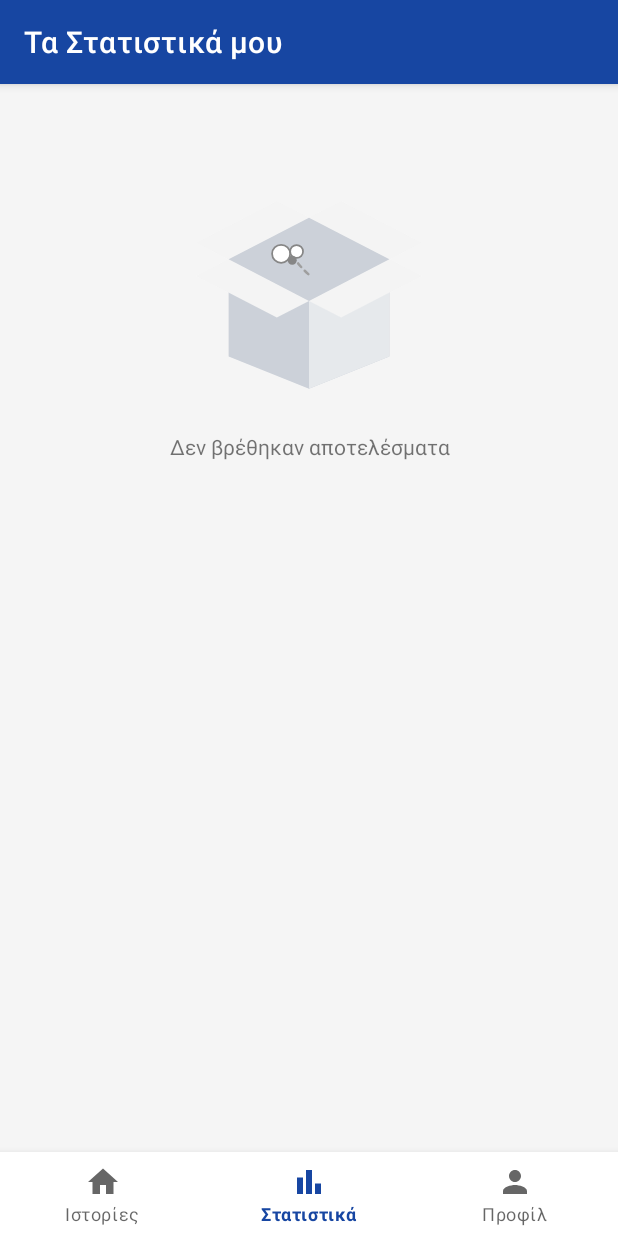
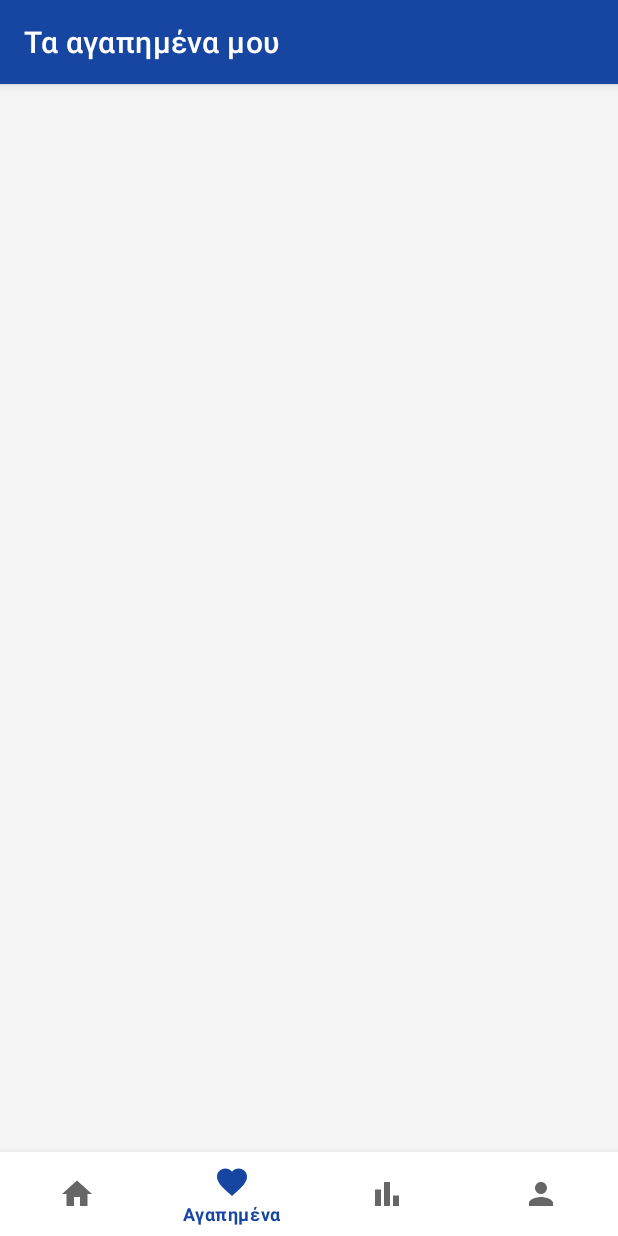
Before and after one commit to skaradimitriou/unipi-audio-stories, an Android app: the screen it shows after launch once a user with an empty profile is signed in (MainActivity), item 2 of the bottom bar chosen, on a phone screen of 412 x 824 dp. Run offline under Robolectric (Android 15) with nearby library versions, the phone set to English and light mode, and no system bars; our stand-ins replace Dagger/Hilt's generated code, Firebase (no records; nobody signed in at launch, a user with empty details on screens opened directly), Room's generated code, data binding, navigation-ui.

Commit message:
Implementation: added favorites screen in dashboard

```diff
--- a/app/src/main/java/com/stathis/unipiaudiostories/ui/main/MainActivity.kt
+++ b/app/src/main/java/com/stathis/unipiaudiostories/ui/main/MainActivity.kt
@@ -23,7 +23,7 @@ class MainActivity : BaseActivity<ActivityMainBinding>(R.layout.activity_main) {
 
     override fun startOps() {
         navController.addOnDestinationChangedListener { controller, destination, _ ->
-            if (destination.id == R.id.nav_home || destination.id == R.id.nav_statistics || destination.id == R.id.nav_profile) {
+            if (destination.id == R.id.nav_home || destination.id == R.id.nav_favorites || destination.id == R.id.nav_statistics || destination.id == R.id.nav_profile) {
                 //disable action bar back button
                 supportActionBar?.setDisplayHomeAsUpEnabled(false)
             } else {
@@ -34,6 +34,7 @@ class MainActivity : BaseActivity<ActivityMainBinding>(R.layout.activity_main) {
         binding.bottomNavigationMenu.setOnItemSelectedListener { item ->
             when (item.itemId) {
                 R.id.nav_home -> navController.popBackStack(R.id.nav_home, false)
+                R.id.nav_favorites -> navController.navigate(R.id.nav_favorites)
                 R.id.nav_statistics -> navController.navigate(R.id.nav_statistics)
                 R.id.nav_profile -> navController.navigate(R.id.nav_profile)
             }
--- a/app/src/main/java/com/stathis/unipiaudiostories/ui/main/details/DetailsViewModel.kt
+++ b/app/src/main/java/com/stathis/unipiaudiostories/ui/main/details/DetailsViewModel.kt
@@ -1,7 +1,12 @@
 package com.stathis.unipiaudiostories.ui.main.details
 
-import androidx.lifecycle.*
+import android.app.Application
+import androidx.lifecycle.LifecycleOwner
+import androidx.lifecycle.LiveData
+import androidx.lifecycle.MutableLiveData
+import androidx.lifecycle.viewModelScope
 import com.google.firebase.database.DatabaseReference
+import com.stathis.unipiaudiostories.abstraction.BaseViewModel
 import com.stathis.unipiaudiostories.models.data.StoryDto
 import com.stathis.unipiaudiostories.models.data.StoryStatisticDto
 import com.stathis.unipiaudiostories.models.domain.Story
@@ -19,9 +24,10 @@ import javax.inject.Inject
 
 @HiltViewModel
 class DetailsViewModel @Inject constructor(
+    app: Application,
     private val authenticator: Authenticator,
     private val dbRef: DatabaseReference
-) : ViewModel(), FavoritesUtil {
+) : BaseViewModel(app), FavoritesUtil {
 
     val isFavorite: LiveData<Boolean>
         get() = _isFavorite
--- /dev/null
+++ b/app/src/main/java/com/stathis/unipiaudiostories/ui/main/favorites/FavoritesFragment.kt
@@ -0,0 +1,40 @@
+package com.stathis.unipiaudiostories.ui.main.favorites
+
+import androidx.fragment.app.viewModels
+import androidx.navigation.fragment.findNavController
+import com.stathis.unipiaudiostories.R
+import com.stathis.unipiaudiostories.abstraction.BaseFragment
+import com.stathis.unipiaudiostories.databinding.FragmentFavoritesBinding
+import com.stathis.unipiaudiostories.models.domain.Story
+import com.stathis.unipiaudiostories.util.setScreenTitle
+import com.stathis.unipiaudiostories.util.setVerticalRecycler
+import dagger.hilt.android.AndroidEntryPoint
+
+@AndroidEntryPoint
+class FavoritesFragment : BaseFragment<FragmentFavoritesBinding>(R.layout.fragment_favorites) {
+
+    private val viewModel: FavoritesViewModel by viewModels()
+
+    override fun init() {
+        setScreenTitle("Τα αγαπημένα μου")
+        binding.viewModel = viewModel
+        binding.storiesRecycler.setVerticalRecycler(
+            topDimen = R.dimen.dimen_s,
+            horizontalDimen = R.dimen.dimen_s
+        )
+    }
+
+    override fun startOps() {
+        viewModel.getUserFavorites()
+        viewModel.observe(viewLifecycleOwner) { selectedStory ->
+            goToDetails(selectedStory)
+        }
+    }
+
+    override fun stopOps() {}
+
+    private fun goToDetails(story: Story) {
+        val action = FavoritesFragmentDirections.goToDetails(story)
+        findNavController().navigate(action)
+    }
+}
--- /dev/null
+++ b/app/src/main/java/com/stathis/unipiaudiostories/ui/main/favorites/FavoritesViewModel.kt
@@ -0,0 +1,57 @@
+package com.stathis.unipiaudiostories.ui.main.favorites
+
+import android.app.Application
+import androidx.lifecycle.LifecycleOwner
+import androidx.lifecycle.LiveData
+import androidx.lifecycle.MutableLiveData
+import androidx.lifecycle.viewModelScope
+import com.google.firebase.database.DatabaseReference
+import com.stathis.unipiaudiostories.abstraction.BaseViewModel
+import com.stathis.unipiaudiostories.models.data.StoryDto
+import com.stathis.unipiaudiostories.models.domain.Story
+import com.stathis.unipiaudiostories.models.mapper.StoryMapper
+import com.stathis.unipiaudiostories.ui.main.intro.StoriesAdapter
+import com.stathis.unipiaudiostories.ui.main.intro.StoryCallback
+import com.stathis.unipiaudiostories.util.FAVORITES_DB_PATH
+import com.stathis.unipiaudiostories.util.authmanager.Authenticator
+import dagger.hilt.android.lifecycle.HiltViewModel
+import kotlinx.coroutines.Dispatchers
+import kotlinx.coroutines.launch
+import kotlinx.coroutines.tasks.await
+import javax.inject.Inject
+
+@HiltViewModel
+class FavoritesViewModel @Inject constructor(
+    app: Application,
+    private val authenticator: Authenticator,
+    private val dbRef: DatabaseReference
+) : BaseViewModel(app), StoryCallback {
+
+    val favorites: LiveData<List<Story>>
+        get() = _favorites
+
+    private val _favorites = MutableLiveData<List<Story>>()
+
+    val adapter = StoriesAdapter(this)
+
+    private lateinit var callback: StoryCallback
+
+    fun observe(owner: LifecycleOwner, callback: StoryCallback) {
+        this.callback = callback
+        favorites.observe(owner) {
+            adapter.submitList(it)
+        }
+    }
+
+    fun getUserFavorites() {
+        val uuid = authenticator.getActiveUser()?.uid.toString()
+        viewModelScope.launch(Dispatchers.IO) {
+            val snapshot = dbRef.child(FAVORITES_DB_PATH).child(uuid).get().await()
+            val list = snapshot.children.map { it.getValue(StoryDto::class.java) }
+            val mappedList = StoryMapper.fromDataToDomainModel(list)
+            _favorites.postValue(mappedList)
+        }
+    }
+
+    override fun onStoryTap(story: Story) = callback.onStoryTap(story)
+}
--- /dev/null
+++ b/app/src/main/res/layout/fragment_favorites.xml
@@ -0,0 +1,28 @@
+<?xml version="1.0" encoding="utf-8"?>
+<layout xmlns:android="http://schemas.android.com/apk/res/android"
+    xmlns:tools="http://schemas.android.com/tools">
+
+    <data>
+
+        <variable
+            name="viewModel"
+            type="com.stathis.unipiaudiostories.ui.main.favorites.FavoritesViewModel" />
+    </data>
+
+    <androidx.constraintlayout.widget.ConstraintLayout
+        android:layout_width="match_parent"
+        android:layout_height="match_parent"
+        android:background="@color/sand_bg"
+        tools:context=".ui.main.favorites.FavoritesFragment">
+
+        <androidx.recyclerview.widget.RecyclerView
+            android:id="@+id/storiesRecycler"
+            style="@style/AppRecycler"
+            android:layout_width="match_parent"
+            android:layout_height="match_parent"
+            android:adapter="@{viewModel.adapter}"
+            tools:itemCount="5"
+            tools:listitem="@layout/holder_story_item" />
+
+    </androidx.constraintlayout.widget.ConstraintLayout>
+</layout>
--- a/app/src/main/res/menu/app_menu.xml
+++ b/app/src/main/res/menu/app_menu.xml
@@ -5,6 +5,11 @@
         android:id="@+id/nav_home"
         android:icon="@drawable/ic_home"
         android:title="@string/menu_stories" />
+
+    <item
+        android:id="@+id/nav_favorites"
+        android:icon="@drawable/ic_favorite_white"
+        android:title="@string/favorites" />
 
     <item
         android:id="@+id/nav_statistics"
--- a/app/src/main/res/navigation/main_nav.xml
+++ b/app/src/main/res/navigation/main_nav.xml
@@ -39,4 +39,12 @@
         android:id="@+id/nav_profile"
         android:name="com.stathis.unipiaudiostories.ui.main.profile.ProfileFragment"
         android:label="ProfileFragment" />
+    <fragment
+        android:id="@+id/nav_favorites"
+        android:name="com.stathis.unipiaudiostories.ui.main.favorites.FavoritesFragment"
+        android:label="FavoritesFragment" >
+        <action
+            android:id="@+id/goToDetails"
+            app:destination="@id/nav_details" />
+    </fragment>
 </navigation>
--- a/app/src/main/res/values/strings.xml
+++ b/app/src/main/res/values/strings.xml
@@ -23,8 +23,8 @@
     <string name="stories_title">Παιδικές Ιστορίες</string>
     <string name="story_author_year" translatable="false">%s | %s</string>
 
-    <!-- Story Details Screen -->
-
+    <!-- Favorites Screen -->
+    <string name="favorites">Αγαπημένα</string>
 
     <!-- Play Story Screen -->
     <string name="play_story_title">Εκφώνηση Ιστορίας</string>
```
Also changed, not shown: 2 other files.
